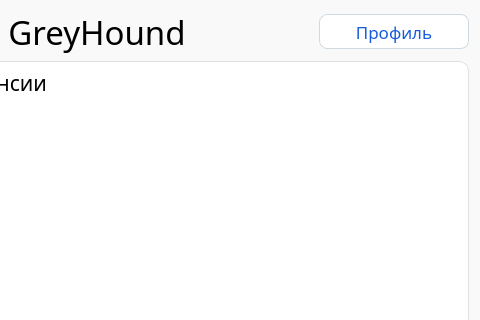
Above: GreyHound/mainpage.ui from ProteusP/GreyHound-hiring-desktop-app before the change; both pictures show x 257 to 737 and y 0 to 320 of the 737 by 537 pixel window. Below: the same form after it.
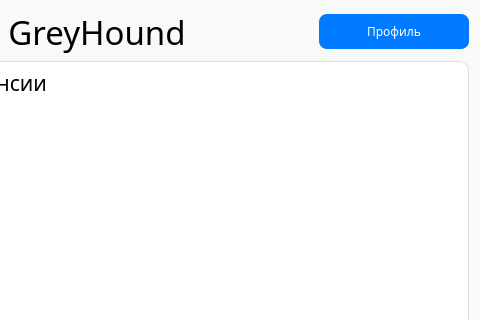
That is the form after the change. Icons and pictures are not drawn.

Patch:
```diff
--- a/GreyHound/mainpage.ui
+++ b/GreyHound/mainpage.ui
@@ -13,7 +13,6 @@
   <property name="font">
    <font>
     <family>Golos Text</family>
-    <pointsize>-1</pointsize>
    </font>
   </property>
   <property name="windowTitle">
@@ -147,19 +146,15 @@
          <property name="font">
           <font>
            <family>Golos Text</family>
-           <pointsize>-1</pointsize>
            <bold>false</bold>
           </font>
          </property>
          <property name="styleSheet">
           <string notr="true">QPushButton {
-    background-color: white;
-    color: #175cda;
-    font-size: 17px;
-    font-weight: 400;
-    border: 1px solid #cfd9df;
+    background-color: #007bff;
+    color: white;
+    border: none;
     border-radius: 8px;
-    padding: 4px 12px;
 }
 
 QPushButton:hover {
```
Left out of the diff: 12 changed lines with no effect on the pictures.
